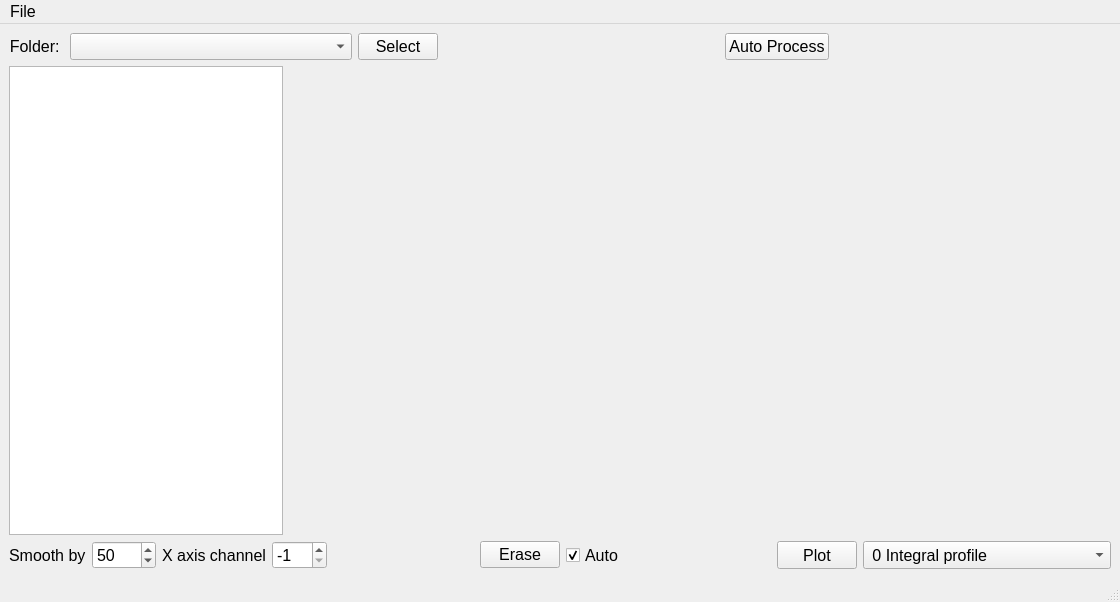
salinsalins/LoggerPlotterPy, file emittance/Emittance.ui: the form before one commit.
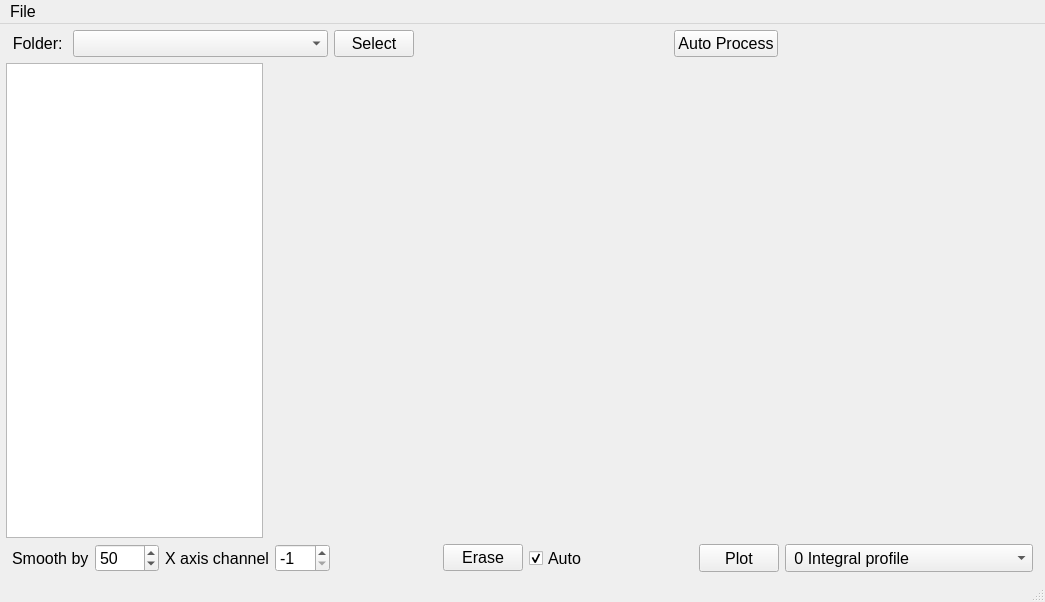
The form after the commit. Custom widgets are drawn as their Qt base class.

Diff of the .ui file:
```diff
--- a/emittance/Emittance.ui
+++ b/emittance/Emittance.ui
@@ -6,7 +6,7 @@
    <rect>
     <x>0</x>
     <y>0</y>
-    <width>1120</width>
+    <width>1045</width>
     <height>602</height>
    </rect>
   </property>
@@ -23,11 +23,20 @@
     <property name="sizeConstraint">
      <enum>QLayout::SetDefaultConstraint</enum>
     </property>
+    <property name="margin">
+     <number>6</number>
+    </property>
     <item>
      <layout class="QHBoxLayout" name="horizontalLayout_2">
       <property name="sizeConstraint">
        <enum>QLayout::SetDefaultConstraint</enum>
       </property>
+      <property name="leftMargin">
+       <number>6</number>
+      </property>
+      <property name="rightMargin">
+       <number>6</number>
+      </property>
       <item>
        <widget class="QLabel" name="label_2">
         <property name="sizePolicy">
@@ -188,6 +197,12 @@
     </item>
     <item>
      <layout class="QHBoxLayout" name="horizontalLayout_3">
+      <property name="leftMargin">
+       <number>6</number>
+      </property>
+      <property name="rightMargin">
+       <number>6</number>
+      </property>
       <item>
        <widget class="QLabel" name="label">
         <property name="sizePolicy">
@@ -466,7 +481,7 @@
     <rect>
      <x>0</x>
      <y>0</y>
-     <width>1120</width>
+     <width>1045</width>
      <height>20</height>
     </rect>
    </property>
```
